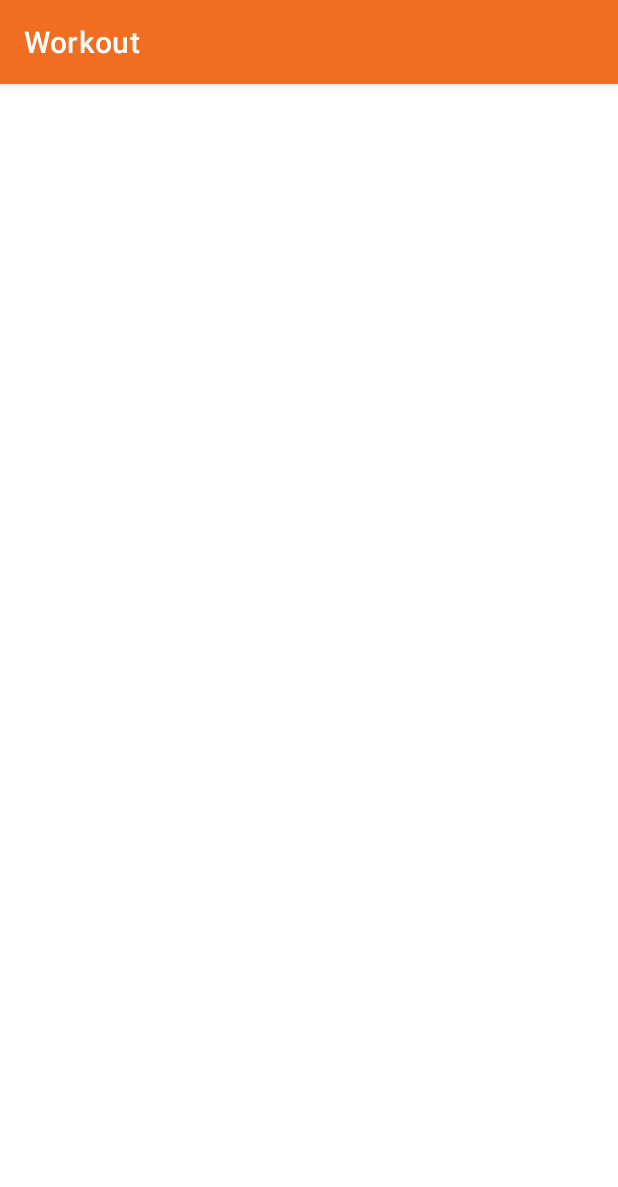
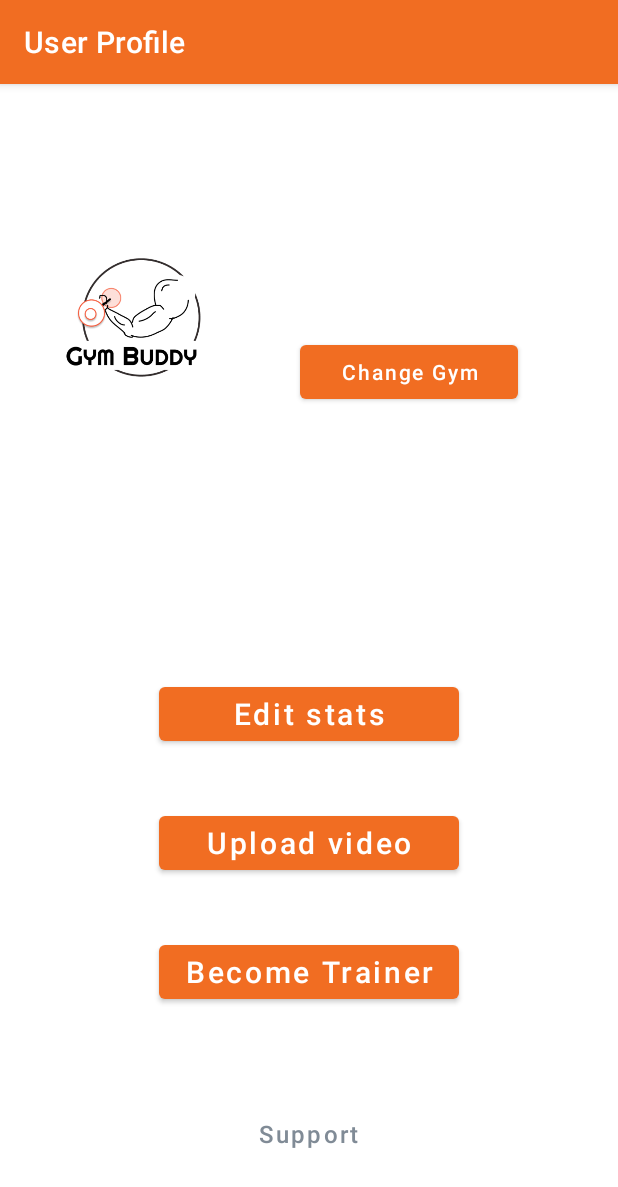
Before and after one commit to vasMil/GymBuddy, an Android app: the screen it shows after launch (ChooseCategoryBoundary before the commit, UserProfile after it), on a phone screen of 412 x 824 dp. Shown: the top 1187 px of the screen. Run offline under Robolectric (Android 15) with nearby library versions, the phone set to English and light mode, and no system bars; 1 statement that could not run was skipped.

Commit message:
Implents basic User classes and Admin

```diff
--- a/UI_kotlin/MyApplication/app/src/main/AndroidManifest.xml
+++ b/UI_kotlin/MyApplication/app/src/main/AndroidManifest.xml
@@ -13,7 +13,7 @@
             android:name=".Ranking"
             android:exported="false" />
         <activity
-            android:name=".ChooseCategoryBoundary"
+            android:name=".UserProfile"
             android:exported="true">
             <intent-filter>
                 <action android:name="android.intent.action.MAIN" />
@@ -26,7 +26,7 @@
 
         </activity>
 
-        <activity android:name=".UserProfile">
+        <activity android:name=".ChooseCategoryBoundary">
 
         </activity>
     </application>
--- /dev/null
+++ b/UI_kotlin/MyApplication/app/src/main/java/com/example/myapplication/Admin.kt
@@ -0,0 +1,5 @@
+package com.example.myapplication
+
+class Admin(id: Int) : UserInterface {
+    override val id = id
+}
--- /dev/null
+++ b/UI_kotlin/MyApplication/app/src/main/java/com/example/myapplication/Athlete.kt
@@ -0,0 +1,5 @@
+package com.example.myapplication
+
+class Athlete(name: String, id: Int, ) : User(name, id) {
+
+}
--- /dev/null
+++ b/UI_kotlin/MyApplication/app/src/main/java/com/example/myapplication/Trainer.kt
@@ -0,0 +1,4 @@
+package com.example.myapplication
+
+class Trainer(name: String, id: Int, ) : User(name, id) {
+}
--- /dev/null
+++ b/UI_kotlin/MyApplication/app/src/main/java/com/example/myapplication/UserInterface.kt
@@ -0,0 +1,5 @@
+package com.example.myapplication
+
+interface UserInterface {
+    val id: Int
+}
--- a/UI_kotlin/MyApplication/app/src/main/java/com/example/myapplication/UserProfile.kt
+++ b/UI_kotlin/MyApplication/app/src/main/java/com/example/myapplication/UserProfile.kt
@@ -5,6 +5,13 @@ import android.os.Bundle
 import androidx.appcompat.app.AppCompatActivity
 
 class UserProfile : AppCompatActivity() {
+    private val user: User
+
+    init {
+        // TODO: Delete this and implement login functionality
+        val auth = authService()
+        user = auth.authUser("athlete", "athlete")!!
+    }
     override fun onCreate(savedInstanceState: Bundle?) {
         super.onCreate(savedInstanceState)
         setContentView(R.layout.setup_prof)
--- a/UI_kotlin/MyApplication/app/src/main/res/layout/setup_prof.xml
+++ b/UI_kotlin/MyApplication/app/src/main/res/layout/setup_prof.xml
@@ -1,120 +1,130 @@
 <?xml version="1.0" encoding="utf-8"?>
-<LinearLayout xmlns:android="http://schemas.android.com/apk/res/android"
+<androidx.constraintlayout.widget.ConstraintLayout xmlns:android="http://schemas.android.com/apk/res/android"
     xmlns:app="http://schemas.android.com/apk/res-auto"
     xmlns:tools="http://schemas.android.com/tools"
     android:layout_width="match_parent"
     android:layout_height="match_parent"
-    android:gravity="center_horizontal"
     android:orientation="vertical">
-
-
-    <androidx.cardview.widget.CardView
-        android:layout_width="match_parent"
-        android:layout_height="60dp"
-        app:cardBackgroundColor="@color/main_color" >
-
-        <TextView
-            android:id="@+id/setup_prof"
-            android:layout_width="200dp"
-            android:layout_height="wrap_content"
-            android:text="@string/setup_prof"
-            android:textSize="20sp"
-            android:fontFamily="@font/aoboshi_one_regular"
-            android:textAlignment="center"
-            android:textColor="@color/white"
-            android:layout_gravity="center"/>
-    </androidx.cardview.widget.CardView>
-
-
-
-
-    <androidx.cardview.widget.CardView
-        android:layout_width="120dp"
-        android:layout_height="120dp"
-        android:id="@+id/view2"
-        app:cardCornerRadius="60dp"
-        android:layout_gravity="left"
-        android:layout_marginStart="30dp"
-        android:layout_marginLeft="30dp"
-        android:layout_marginTop="30dp"
-        android:innerRadius="0dp"
-        android:shape="ring"
-        android:thicknessRatio="1.9">
-
-        <ImageView
-            android:id="@+id/imageView1"
-            android:layout_width="match_parent"
-            android:layout_height="120dp"
-            android:layout_alignParentTop="true"
-            android:layout_centerHorizontal="true"
-            android:contentDescription="@string/imageprof"
-            tools:srcCompat="@tools:sample/avatars" />
-    </androidx.cardview.widget.CardView>
-
-    <EditText
-        android:id="@+id/editTextTextEmailAddress"
-        android:layout_width="match_parent"
-        android:layout_height="wrap_content"
-        android:layout_marginStart="30dp"
-        android:layout_marginTop="100dp"
-        android:layout_marginEnd="30dp"
-        android:background="@color/white"
-        android:ems="10"
-        android:fontFamily="@font/aoboshi_one_regular"
-        android:hint="@string/username"
-        android:importantForAutofill="no"
-        android:minHeight="48dp"
-        android:padding="8dp"
-        tools:ignore="TextContrastCheck,TextContrastCheck" />
 
 
     <Button
         android:id="@+id/editStats_button"
         android:layout_width="200dp"
         android:layout_height="wrap_content"
-        android:layout_gravity="center_horizontal"
-        android:layout_marginTop="60dp"
-        app:backgroundTint="@color/main_color"
+        android:layout_marginStart="106dp"
+        android:layout_marginLeft="106dp"
+        android:layout_marginTop="135dp"
+        android:layout_marginEnd="106dp"
+        android:layout_marginRight="106dp"
         android:text="@string/edit_stats"
         android:textAllCaps="false"
         android:textColor="@color/white"
         android:textSize="20sp"
-        tools:ignore="TextContrastCheck" />
+        app:layout_constraintEnd_toEndOf="parent"
+        app:layout_constraintStart_toStartOf="parent"
+        app:layout_constraintTop_toBottomOf="@+id/username_texView" />
+
     <Button
         android:id="@+id/upVideo_button"
         android:layout_width="200dp"
         android:layout_height="wrap_content"
-        android:layout_gravity="center_horizontal"
-        android:layout_marginTop="20dp"
-        app:backgroundTint="@color/main_color"
+        android:layout_marginStart="106dp"
+        android:layout_marginLeft="106dp"
+        android:layout_marginTop="24dp"
+        android:layout_marginEnd="106dp"
+        android:layout_marginRight="106dp"
+        android:layout_marginBottom="24dp"
         android:text="@string/up_video"
         android:textAllCaps="false"
         android:textColor="@color/white"
         android:textSize="20sp"
-        tools:ignore="TextContrastCheck" />
+        app:layout_constraintBottom_toTopOf="@+id/BecomeTrainer_button"
+        app:layout_constraintEnd_toEndOf="parent"
+        app:layout_constraintStart_toStartOf="parent"
+        app:layout_constraintTop_toBottomOf="@+id/editStats_button" />
+
     <Button
         android:id="@+id/BecomeTrainer_button"
         android:layout_width="200dp"
         android:layout_height="wrap_content"
-        android:layout_gravity="center_horizontal"
-        android:layout_marginTop="20dp"
-        app:backgroundTint="@color/main_color"
-        android:text="@string/sign_in"
+        android:layout_marginStart="106dp"
+        android:layout_marginLeft="106dp"
+        android:layout_marginEnd="106dp"
+        android:layout_marginRight="106dp"
+        android:layout_marginBottom="60dp"
+        android:text="Become Trainer"
         android:textAllCaps="false"
         android:textColor="@color/white"
         android:textSize="20sp"
-        tools:ignore="TextContrastCheck" />
+        app:layout_constraintBottom_toTopOf="@+id/support_button"
+        app:layout_constraintEnd_toEndOf="parent"
+        app:layout_constraintStart_toStartOf="parent" />
 
     <Button
-        android:id="@+id/support"
+        android:id="@+id/support_button"
         android:layout_width="114dp"
         android:layout_height="wrap_content"
-        android:layout_gravity="center_horizontal"
-        android:layout_marginTop="60dp"
-        app:backgroundTint="#00FFFFFF"
+        android:layout_marginStart="148dp"
+        android:layout_marginLeft="148dp"
+        android:layout_marginEnd="149dp"
+        android:layout_marginRight="149dp"
+        android:layout_marginBottom="44dp"
+        android:background="#00FFFFFF"
         android:text="@string/support"
         android:textAllCaps="false"
+        android:textColor="@color/grey"
         android:textSize="16sp"
-        android:textColor="@color/grey"
-        tools:ignore="TextContrastCheck" />
-</LinearLayout>
+        app:backgroundTint="#00FFFFFF"
+        app:layout_constraintBottom_toBottomOf="parent"
+        app:layout_constraintEnd_toEndOf="parent"
+        app:layout_constraintStart_toStartOf="parent" />
+
+    <ImageView
+        android:id="@+id/profile_imageView"
+        android:layout_width="118dp"
+        android:layout_height="115dp"
+        android:layout_alignParentTop="true"
+        android:layout_centerHorizontal="true"
+        android:layout_marginStart="34dp"
+        android:layout_marginLeft="34dp"
+        android:layout_marginTop="100dp"
+        android:contentDescription="@string/imageprof"
+        app:layout_constraintCircleRadius="118dp"
+        app:layout_constraintStart_toStartOf="parent"
+        app:layout_constraintTop_toTopOf="parent"
+        android:src="@drawable/logo_with_circle" />
+
+    <Button
+        android:id="@+id/changeGym_button"
+        android:layout_width="145dp"
+        android:layout_height="48dp"
+        android:layout_marginStart="48dp"
+        android:layout_marginLeft="48dp"
+        android:layout_marginTop="168dp"
+        android:text="Change Gym"
+        android:textAllCaps="false"
+        app:layout_constraintStart_toEndOf="@+id/profile_imageView"
+        app:layout_constraintTop_toTopOf="parent" />
+
+    <TextView
+        android:id="@+id/gym_textView"
+        android:layout_width="147dp"
+        android:layout_height="52dp"
+        android:layout_marginStart="46dp"
+        android:layout_marginLeft="46dp"
+        android:layout_marginEnd="66dp"
+        android:layout_marginRight="66dp"
+        app:layout_constraintBottom_toTopOf="@+id/changeGym_button"
+        app:layout_constraintEnd_toEndOf="parent"
+        app:layout_constraintStart_toEndOf="@+id/profile_imageView" />
+
+    <TextView
+        android:id="@+id/username_texView"
+        android:layout_width="200dp"
+        android:layout_height="32dp"
+        android:layout_marginStart="34dp"
+        android:layout_marginLeft="34dp"
+        android:layout_marginTop="13dp"
+        app:layout_constraintStart_toStartOf="parent"
+        app:layout_constraintTop_toBottomOf="@+id/profile_imageView" />
+</androidx.constraintlayout.widget.ConstraintLayout>
```
Also changed, not shown: UI_kotlin/MyApplication/app/src/main/java/com/example/myapplication/User.kt (added, +21 -0 lines), UI_kotlin/MyApplication/app/src/main/java/com/example/myapplication/authService.kt (added, +19 -0 lines), UI_kotlin/MyApplication/app/src/main/res/drawable/logo_with_circle.png (added).
